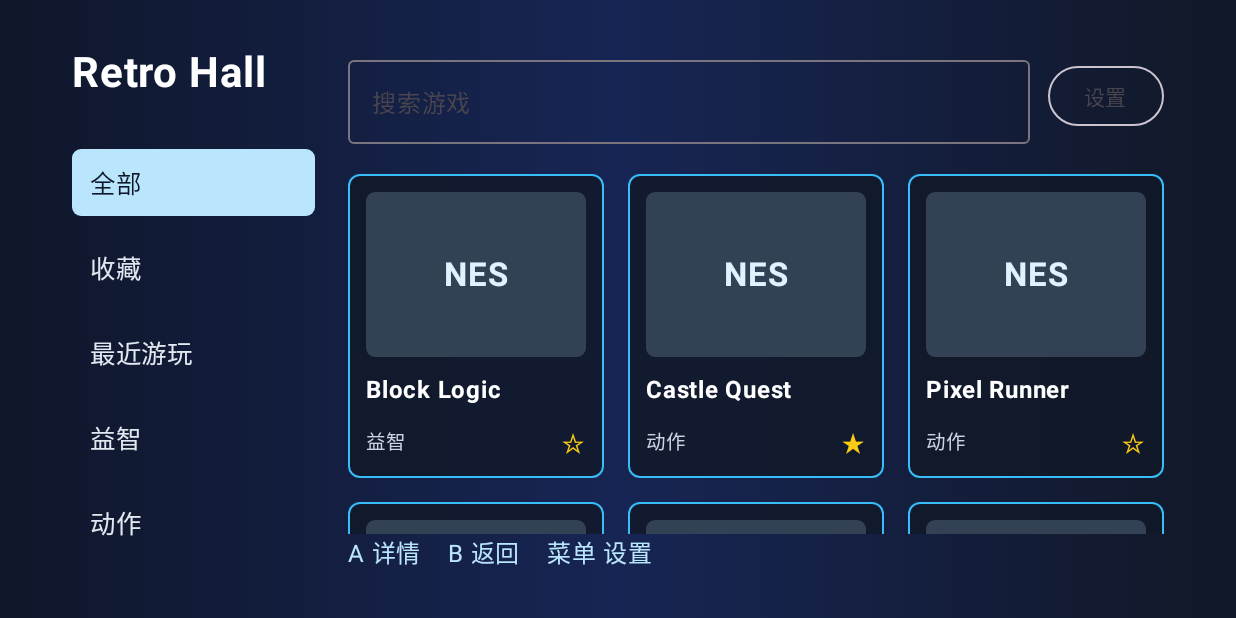
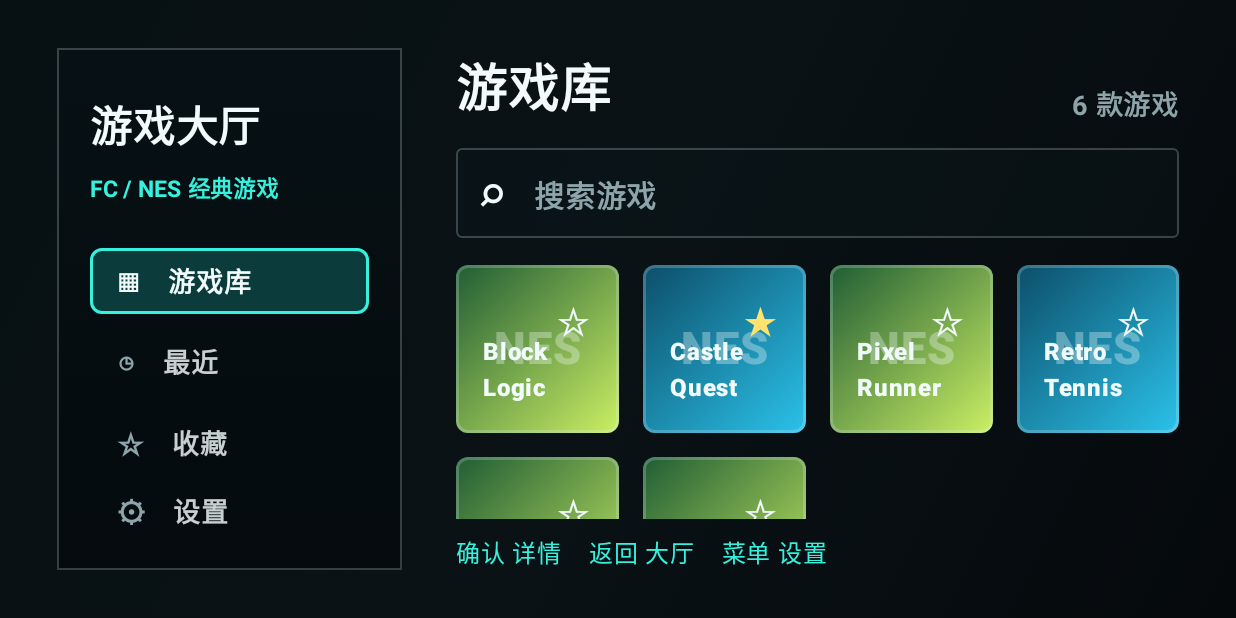
Before and after one commit to Richard2091/Android-Emulator, an Android app built with Jetpack Compose: the screen it shows after launch (MainActivity), on a phone screen of 824 x 412 dp (held sideways). Run offline under Robolectric (Android 15) with nearby library versions, the light colour scheme and no system bars; our stand-ins replace Room's generated code; pictures from the network do not load.

Commit message:
feat(ui): 调整游戏库搜索布局

```diff
--- a/app/src/main/java/com/richard/retrohall/ui/RetroHallApp.kt
+++ b/app/src/main/java/com/richard/retrohall/ui/RetroHallApp.kt
@@ -18,9 +18,11 @@ import androidx.compose.foundation.lazy.grid.LazyVerticalGrid
 import androidx.compose.foundation.lazy.grid.items
 import androidx.compose.foundation.shape.RoundedCornerShape
 import androidx.compose.material3.Button
+import androidx.compose.material3.ButtonDefaults
 import androidx.compose.material3.MaterialTheme
 import androidx.compose.material3.OutlinedButton
 import androidx.compose.material3.OutlinedTextField
+import androidx.compose.material3.OutlinedTextFieldDefaults
 import androidx.compose.material3.Slider
 import androidx.compose.material3.Surface
 import androidx.compose.material3.Switch
@@ -39,10 +41,10 @@ import androidx.compose.ui.graphics.Brush
 import androidx.compose.ui.graphics.Color
 import androidx.compose.ui.platform.LocalContext
 import androidx.compose.ui.text.font.FontWeight
+import androidx.compose.ui.text.style.TextOverflow
 import androidx.compose.ui.unit.dp
 import androidx.compose.ui.unit.sp
 import com.richard.retrohall.RetroHallDependencies
-import com.richard.retrohall.data.assets.FakeGameCatalog
 import com.richard.retrohall.data.game.GameRepository
 import com.richard.retrohall.data.game.RomDownloadManager
 import com.richard.retrohall.data.assets.PrivateAssetInitializer
@@ -54,6 +56,16 @@ import com.richard.retrohall.emulator.EmulatorSession
 import com.richard.retrohall.emulator.EmulatorSessionFactory
 import com.richard.retrohall.emulator.EmulatorState
 import kotlinx.coroutines.launch
+
+private val UiBg = Color(0xFF071013)
+private val UiPanel = Color(0xFF0B171B)
+private val UiPanelSoft = Color(0xFF101D22)
+private val UiText = Color(0xFFF2FBFC)
+private val UiMuted = Color(0xFF8DA5AA)
+private val UiCyan = Color(0xFF35F1DD)
+private val UiBlue = Color(0xFF1AAEF0)
+private val UiGold = Color(0xFFFFE36E)
+private val UiLine = Color(0x3ADAF1F4)
 
 private sealed interface AppRoute {
     data object Hall : AppRoute
@@ -175,75 +187,58 @@ private fun HallScreen(
     onOpenSettings: () -> Unit,
     onToggleFavorite: (LocalGame) -> Unit,
 ) {
-    val categories = listOf("全部", "收藏", "最近游玩") + games.map { it.category }.distinct()
-    var selectedCategory by remember { mutableStateOf("全部") }
+    val sections = listOf("游戏库", "最近", "收藏")
+    var selectedSection by remember { mutableStateOf("游戏库") }
     var query by remember { mutableStateOf("") }
     val filtered = games.filter { game ->
-        val categoryMatches = when (selectedCategory) {
-            "全部" -> true
+        val sectionMatches = when (selectedSection) {
             "收藏" -> game.favorite
-            "最近游玩" -> game.lastPlayedAt != null
-            else -> game.category == selectedCategory
+            "最近" -> game.lastPlayedAt != null
+            else -> true
         }
-        categoryMatches && game.title.contains(query, ignoreCase = true)
+        val queryMatches = query.isBlank() ||
+            game.title.contains(query, ignoreCase = true) ||
+            game.category.contains(query, ignoreCase = true) ||
+            game.platform.contains(query, ignoreCase = true)
+        sectionMatches && queryMatches
     }
 
     AppBackground {
         Row(modifier = Modifier.fillMaxSize()) {
+            HallSidebar(
+                selectedSection = selectedSection,
+                sections = sections,
+                onSelectSection = { selectedSection = it },
+                onOpenSettings = onOpenSettings,
+            )
+
             Column(
                 modifier = Modifier
-                    .width(184.dp)
                     .fillMaxSize()
-                    .padding(end = 22.dp),
-                verticalArrangement = Arrangement.spacedBy(12.dp)
+                    .padding(start = 36.dp),
             ) {
-                Text("Retro Hall", color = Color.White, fontSize = 28.sp, fontWeight = FontWeight.Bold)
-                Spacer(Modifier.height(10.dp))
-                categories.forEach { category ->
-                    val selected = category == selectedCategory
-                    Text(
-                        text = category,
-                        color = if (selected) Color(0xFF0F172A) else Color(0xFFE2E8F0),
-                        fontSize = 17.sp,
-                        modifier = Modifier
-                            .fillMaxWidth()
-                            .background(
-                                if (selected) Color(0xFFBAE6FD) else Color.Transparent,
-                                RoundedCornerShape(6.dp),
-                            )
-                            .clickable { selectedCategory = category }
-                            .padding(horizontal = 12.dp, vertical = 10.dp),
-                    )
-                }
-            }
-
-            Column(modifier = Modifier.fillMaxSize()) {
                 Row(
                     modifier = Modifier.fillMaxWidth(),
                     horizontalArrangement = Arrangement.SpaceBetween,
-                    verticalAlignment = Alignment.CenterVertically
+                    verticalAlignment = Alignment.Bottom,
                 ) {
-                    OutlinedTextField(
-                        value = query,
-                        onValueChange = { query = it },
-                        singleLine = true,
-                        label = { Text("搜索游戏") },
-                        modifier = Modifier.weight(1f).padding(end = 12.dp),
-                    )
-                    OutlinedButton(onClick = onOpenSettings) {
-                        Text("设置")
-                    }
+                    Text(selectedSection, color = UiText, fontSize = 34.sp, fontWeight = FontWeight.Black)
+                    Text("${filtered.size} 款游戏", color = UiMuted, fontSize = 18.sp, fontWeight = FontWeight.Bold)
                 }
 
-                Spacer(Modifier.height(20.dp))
+                Spacer(Modifier.height(16.dp))
+
+                SearchBox(query = query, onQueryChange = { query = it })
+
+                Spacer(Modifier.height(18.dp))
 
                 if (filtered.isEmpty()) {
                     Box(modifier = Modifier.weight(1f).fillMaxWidth(), contentAlignment = Alignment.Center) {
-                        Text("没有游戏", color = Color(0xFFCBD5E1), fontSize = 20.sp)
+                        Text("没有游戏", color = UiMuted, fontSize = 28.sp, fontWeight = FontWeight.Bold)
                     }
                 } else {
                     LazyVerticalGrid(
-                        columns = GridCells.Adaptive(150.dp),
+                        columns = GridCells.Fixed(4),
                         modifier = Modifier.weight(1f),
                         horizontalArrangement = Arrangement.spacedBy(16.dp),
                         verticalArrangement = Arrangement.spacedBy(16.dp),
@@ -258,41 +253,145 @@ private fun HallScreen(
                     }
                 }
 
-                Text("A 详情    B 返回    菜单 设置", color = Color(0xFFBAE6FD), fontSize = 16.sp)
+                Spacer(Modifier.height(10.dp))
+                Text("确认 详情    返回 大厅    菜单 设置", color = UiCyan, fontSize = 16.sp)
             }
         }
     }
 }
 
 @Composable
-private fun GameTile(game: LocalGame, onClick: () -> Unit, onToggleFavorite: () -> Unit) {
+private fun HallSidebar(
+    selectedSection: String,
+    sections: List<String>,
+    onSelectSection: (String) -> Unit,
+    onOpenSettings: () -> Unit,
+) {
     Column(
         modifier = Modifier
-            .border(1.dp, Color(0xFF38BDF8), RoundedCornerShape(8.dp))
-            .background(Color(0xCC111827), RoundedCornerShape(8.dp))
-            .clickable(onClick = onClick)
-            .padding(12.dp),
-        verticalArrangement = Arrangement.spacedBy(10.dp)
+            .width(230.dp)
+            .fillMaxSize()
+            .border(1.dp, UiLine, RoundedCornerShape(0.dp))
+            .background(
+                Brush.verticalGradient(
+                    listOf(Color(0xF2071115), Color(0xFA040A0D)),
+                ),
+            )
+            .padding(horizontal = 22.dp, vertical = 30.dp),
+        verticalArrangement = Arrangement.spacedBy(10.dp),
     ) {
-        Box(
-            modifier = Modifier
-                .fillMaxWidth()
-                .height(110.dp)
-                .background(Color(0xFF334155), RoundedCornerShape(6.dp)),
-            contentAlignment = Alignment.Center,
-        ) {
-            Text(game.platform, color = Color(0xFFE0F2FE), fontSize = 22.sp, fontWeight = FontWeight.Bold)
-        }
-        Text(game.title, color = Color.White, fontSize = 16.sp, fontWeight = FontWeight.Bold)
-        Row(horizontalArrangement = Arrangement.SpaceBetween, modifier = Modifier.fillMaxWidth()) {
-            Text(game.category, color = Color(0xFFCBD5E1), fontSize = 13.sp)
-            Text(
-                text = if (game.favorite) "★" else "☆",
-                color = Color(0xFFFACC15),
-                fontSize = 18.sp,
-                modifier = Modifier.clickable(onClick = onToggleFavorite),
+        Text("游戏大厅", color = UiText, fontSize = 28.sp, fontWeight = FontWeight.Black)
+        Text("FC / NES 经典游戏", color = UiCyan, fontSize = 15.sp, fontWeight = FontWeight.Bold)
+        Spacer(Modifier.height(8.dp))
+        sections.forEach { section ->
+            SidebarItem(
+                icon = when (section) {
+                    "最近" -> "◷"
+                    "收藏" -> "☆"
+                    else -> "▦"
+                },
+                label = section,
+                selected = selectedSection == section,
+                onClick = { onSelectSection(section) },
             )
         }
+        SidebarItem(icon = "⚙", label = "设置", selected = false, onClick = onOpenSettings)
+    }
+}
+
+@Composable
+private fun SidebarItem(icon: String, label: String, selected: Boolean, onClick: () -> Unit) {
+    Row(
+        modifier = Modifier
+            .fillMaxWidth()
+            .height(44.dp)
+            .background(
+                if (selected) Color(0x3323F1DD) else Color.Transparent,
+                RoundedCornerShape(8.dp),
+            )
+            .border(
+                if (selected) 2.dp else 1.dp,
+                if (selected) UiCyan else Color.Transparent,
+                RoundedCornerShape(8.dp),
+            )
+            .clickable(onClick = onClick)
+            .padding(horizontal = 18.dp),
+        verticalAlignment = Alignment.CenterVertically,
+        horizontalArrangement = Arrangement.spacedBy(18.dp),
+    ) {
+        Text(icon, color = if (selected) UiText else UiMuted, fontSize = 20.sp, fontWeight = FontWeight.Black)
+        Text(label, color = if (selected) UiText else Color(0xD1F2FBFC), fontSize = 18.sp, fontWeight = FontWeight.Black)
+    }
+}
+
+@Composable
+private fun SearchBox(query: String, onQueryChange: (String) -> Unit) {
+    OutlinedTextField(
+        value = query,
+        onValueChange = onQueryChange,
+        singleLine = true,
+        leadingIcon = { Text("⌕", color = UiText, fontSize = 26.sp, fontWeight = FontWeight.Bold) },
+        placeholder = { Text("搜索游戏", color = UiMuted, fontSize = 20.sp, fontWeight = FontWeight.Bold) },
+        colors = OutlinedTextFieldDefaults.colors(
+            focusedTextColor = UiText,
+            unfocusedTextColor = UiText,
+            cursorColor = UiCyan,
+            focusedBorderColor = UiCyan,
+            unfocusedBorderColor = UiLine,
+            focusedContainerColor = Color(0x660B171B),
+            unfocusedContainerColor = Color(0x660B171B),
+        ),
+        modifier = Modifier
+            .fillMaxWidth()
+            .height(60.dp),
+    )
+}
+
+@Composable
+private fun GameTile(game: LocalGame, onClick: () -> Unit, onToggleFavorite: () -> Unit) {
+    val palette = remember(game.id) {
+        val colors = listOf(
+            Color(0xFF253D7A) to Color(0xFFE16A45),
+            Color(0xFF105B55) to Color(0xFF26D1B8),
+            Color(0xFF6A376A) to Color(0xFFE4A052),
+            Color(0xFF0D315E) to Color(0xFF5A8EE6),
+            Color(0xFF215D62) to Color(0xFFF0C844),
+            Color(0xFF205D35) to Color(0xFFCBEF63),
+            Color(0xFF0C4E69) to Color(0xFF2BC2EA),
+            Color(0xFF5F2D67) to Color(0xFFD86282),
+        )
+        colors[(game.id.hashCode() and Int.MAX_VALUE) % colors.size]
+    }
+    Box(
+        modifier = Modifier
+            .height(112.dp)
+            .border(2.dp, UiLine, RoundedCornerShape(8.dp))
+            .background(Brush.linearGradient(listOf(palette.first, palette.second)), RoundedCornerShape(8.dp))
+            .clickable(onClick = onClick)
+            .padding(18.dp),
+    ) {
+        Text(
+            game.platform,
+            color = Color(0x55F2FBFC),
+            fontSize = 30.sp,
+            fontWeight = FontWeight.Black,
+            modifier = Modifier.align(Alignment.Center),
+        )
+        Text(
+            text = if (game.favorite) "★" else "☆",
+            color = if (game.favorite) UiGold else UiText,
+            fontSize = 26.sp,
+            modifier = Modifier.align(Alignment.TopEnd).clickable(onClick = onToggleFavorite),
+        )
+        Text(
+            game.title,
+            color = UiText,
+            fontSize = 16.sp,
+            fontWeight = FontWeight.Black,
+            maxLines = 2,
+            overflow = TextOverflow.Ellipsis,
+            modifier = Modifier.align(Alignment.BottomStart),
+        )
     }
 }
 
@@ -306,34 +405,41 @@ private fun DetailScreen(
 ) {
     AppBackground {
         Column(modifier = Modifier.fillMaxSize(), verticalArrangement = Arrangement.SpaceBetween) {
-            Row(horizontalArrangement = Arrangement.spacedBy(28.dp)) {
+            Row(horizontalArrangement = Arrangement.spacedBy(42.dp)) {
                 Box(
                     modifier = Modifier
-                        .width(260.dp)
-                        .height(320.dp)
-                        .background(Color(0xFF334155), RoundedCornerShape(8.dp)),
+                        .width(360.dp)
+                        .height(420.dp)
+                        .border(3.dp, UiCyan, RoundedCornerShape(8.dp))
+                        .background(UiPanelSoft, RoundedCornerShape(8.dp)),
                     contentAlignment = Alignment.Center,
                 ) {
-                    Text(game.platform, color = Color.White, fontSize = 34.sp, fontWeight = FontWeight.Bold)
+                    Text(game.platform, color = UiText, fontSize = 56.sp, fontWeight = FontWeight.Black)
                 }
-                Column(verticalArrangement = Arrangement.spacedBy(14.dp)) {
-                    Text(game.title, color = Color.White, fontSize = 40.sp, fontWeight = FontWeight.Bold)
-                    Text("平台：${game.platform}", color = Color(0xFFCBD5E1), fontSize = 18.sp)
-                    Text("分类：${game.category}", color = Color(0xFFCBD5E1), fontSize = 18.sp)
-                    Text("收藏：${if (game.favorite) "是" else "否"}", color = Color(0xFFCBD5E1), fontSize = 18.sp)
-                    Text("最近游玩：${game.lastPlayedAt?.toString() ?: "暂无"}", color = Color(0xFFCBD5E1), fontSize = 18.sp)
-                    Text("累计游玩：${game.totalPlayTimeMillis / 60000} 分钟", color = Color(0xFFCBD5E1), fontSize = 18.sp)
+                Column(verticalArrangement = Arrangement.spacedBy(18.dp)) {
+                    Text(game.title, color = UiText, fontSize = 52.sp, fontWeight = FontWeight.Black)
+                    Text("平台：${game.platform}", color = Color(0xD9F2FBFC), fontSize = 24.sp, fontWeight = FontWeight.Bold)
+                    Text("分类：${game.category}", color = Color(0xD9F2FBFC), fontSize = 24.sp, fontWeight = FontWeight.Bold)
+                    Text("收藏：${if (game.favorite) "是" else "否"}", color = Color(0xD9F2FBFC), fontSize = 24.sp, fontWeight = FontWeight.Bold)
+                    Text("最近游玩：${game.lastPlayedAt?.toString() ?: "暂无"}", color = Color(0xD9F2FBFC), fontSize = 24.sp, fontWeight = FontWeight.Bold)
+                    Text("累计游玩：${game.totalPlayTimeMillis / 60000} 分钟", color = Color(0xD9F2FBFC), fontSize = 24.sp, fontWeight = FontWeight.Bold)
                     if (message != null) {
-                        Text(message, color = Color(0xFFBAE6FD), fontSize = 16.sp)
+                        Text(message, color = UiCyan, fontSize = 20.sp, fontWeight = FontWeight.Bold)
                     }
-                    Row(horizontalArrangement = Arrangement.spacedBy(12.dp)) {
-                        Button(onClick = onStart) { Text("开始游戏") }
-                        OutlinedButton(onClick = onToggleFavorite) { Text(if (game.favorite) "取消收藏" else "收藏") }
-                        OutlinedButton(onClick = onBack) { Text("返回") }
+                    Row(horizontalArrangement = Arrangement.spacedBy(18.dp)) {
+                        Button(
+                            onClick = onStart,
+                            colors = ButtonDefaults.buttonColors(containerColor = UiCyan, contentColor = UiBg),
+                            shape = RoundedCornerShape(8.dp),
+                        ) { Text("开始游戏", fontWeight = FontWeight.Black) }
+                        OutlinedButton(onClick = onToggleFavorite, shape = RoundedCornerShape(8.dp)) {
+                            Text(if (game.favorite) "取消收藏" else "收藏")
+                        }
+                        OutlinedButton(onClick = onBack, shape = RoundedCornerShape(8.dp)) { Text("返回") }
                     }
                 }
             }
-            Text("A 开始    B 返回    菜单 设置", color = Color(0xFFBAE6FD), fontSize = 16.sp)
+            Text("确认 开始    返回 大厅    菜单 设置", color = UiCyan, fontSize = 16.sp)
         }
     }
 }
@@ -356,21 +462,21 @@ private fun GameScreen(
                 modifier = Modifier
                     .fillMaxWidth()
                     .weight(1f)
-                    .border(1.dp, Color(0xFF38BDF8), RoundedCornerShape(8.dp))
+                    .border(2.dp, UiCyan, RoundedCornerShape(8.dp))
                     .background(Color.Black, RoundedCornerShape(8.dp)),
                 contentAlignment = Alignment.Center,
             ) {
                 Column(horizontalAlignment = Alignment.CenterHorizontally, verticalArrangement = Arrangement.spacedBy(10.dp)) {
-                    Text(game.title, color = Color.White, fontSize = 30.sp, fontWeight = FontWeight.Bold)
-                    Text("模拟器状态：${session.state}", color = Color(0xFFBAE6FD), fontSize = 18.sp)
-                    Text("画面比例：${settings.aspectRatio}", color = Color(0xFFCBD5E1), fontSize = 16.sp)
-                    Text("虚拟按键：${if (settings.virtualPadVisible) "显示" else "隐藏"}", color = Color(0xFFCBD5E1), fontSize = 16.sp)
-                    Text(message, color = Color(0xFFCBD5E1), fontSize = 16.sp)
+                    Text(game.title, color = UiText, fontSize = 40.sp, fontWeight = FontWeight.Black)
+                    Text("模拟器状态：${session.state}", color = UiCyan, fontSize = 24.sp, fontWeight = FontWeight.Bold)
+                    Text("画面比例：${aspectRatioLabel(settings.aspectRatio)}", color = Color(0xD9F2FBFC), fontSize = 20.sp)
+                    Text("虚拟按键：${if (settings.virtualPadVisible) "显示" else "隐藏"}", color = Color(0xD9F2FBFC), fontSize = 20.sp)
+                    Text(message, color = Color(0xD9F2FBFC), fontSize = 20.sp)
                 }
 
                 if (settings.virtualPadVisible) {
                     Text(
-                        text = "方向键    Select    Start    B    A",
+                        text = "方向键    选择    开始    乙    甲",
                         color = Color.White.copy(alpha = settings.virtualPadOpacity),
                         fontSize = (16.sp.value * settings.virtualPadScale).sp,
                         modifier = Modifier.align(Alignment.BottomCenter).padding(bottom = 20.dp),
@@ -413,13 +519,13 @@ private fun GameScreen(
                 horizontalArrangement = Arrangement.SpaceBetween,
                 verticalAlignment = Alignment.CenterVertically,
             ) {
-                Text("菜单 暂停    B 返回大厅", color = Color(0xFFBAE6FD), fontSize = 16.sp)
+                Text("菜单 暂停    返回 大厅", color = UiCyan, fontSize = 16.sp)
                 Row(horizontalArrangement = Arrangement.spacedBy(12.dp)) {
                     OutlinedButton(onClick = {
                         session.pause()
                         pauseVisible = true
-                    }) { Text("暂停菜单") }
-                    OutlinedButton(onClick = onExit) { Text("退出到大厅") }
+                    }, shape = RoundedCornerShape(8.dp)) { Text("暂停菜单") }
+                    OutlinedButton(onClick = onExit, shape = RoundedCornerShape(8.dp)) { Text("退出到大厅") }
                 }
             }
         }
@@ -438,13 +544,13 @@ private fun PauseMenu(
     Box(
         modifier = Modifier
             .width(320.dp)
-            .background(Color(0xEE0F172A), RoundedCornerShape(8.dp))
-            .border(1.dp, Color(0xFF38BDF8), RoundedCornerShape(8.dp))
+            .background(Color(0xF20B171B), RoundedCornerShape(8.dp))
+            .border(2.dp, UiCyan, RoundedCornerShape(8.dp))
             .padding(18.dp),
         contentAlignment = Alignment.Center,
     ) {
         Column(verticalArrangement = Arrangement.spacedBy(10.dp), horizontalAlignment = Alignment.CenterHorizontally) {
-            Text("暂停", color = Color.White, fontSize = 26.sp, fontWeight = FontWeight.Bold)
+            Text("暂停", color = UiText, fontSize = 26.sp, fontWeight = FontWeight.Black)
             Button(onClick = onResume) { Text("继续游戏") }
             OutlinedButton(onClick = onSave) { Text("保存即时存档") }
             OutlinedButton(onClick = onLoad) { Text("读取即时存档") }
@@ -464,7 +570,7 @@ private fun SettingsScreen(
     AppBackground {
         Column(modifier = Modifier.fillMaxSize(), verticalArrangement = Arrangement.SpaceBetween) {
             Column(verticalArrangement = Arrangement.spacedBy(16.dp)) {
-                Text("设置", color = Color.White, fontSize = 38.sp, fontWeight = FontWeight.Bold)
+                Text("设置", color = UiText, fontSize = 42.sp, fontWeight = FontWeight.Black)
                 SettingRow("滤镜", settings.filterEnabled) {
                     onUpdateSettings(settings.copy(filterEnabled = it))
                 }
@@ -477,11 +583,11 @@ private fun SettingsScreen(
                 SettingRow("连接手柄隐藏虚拟按键", settings.hideVirtualPadWhenGamepadConnected) {
                     onUpdateSettings(settings.copy(hideVirtualPadWhenGamepadConnected = it))
                 }
-                Text("音量：${(settings.volume * 100).toInt()}%", color = Color(0xFFCBD5E1), fontSize = 18.sp)
+                Text("音量：${(settings.volume * 100).toInt()}%", color = Color(0xD9F2FBFC), fontSize = 20.sp)
                 Slider(value = settings.volume, onValueChange = { onUpdateSettings(settings.copy(volume = it)) })
-                Text("虚拟按键透明度：${(settings.virtualPadOpacity * 100).toInt()}%", color = Color(0xFFCBD5E1), fontSize = 18.sp)
+                Text("虚拟按键透明度：${(settings.virtualPadOpacity * 100).toInt()}%", color = Color(0xD9F2FBFC), fontSize = 20.sp)
                 Slider(value = settings.virtualPadOpacity, onValueChange = { onUpdateSettings(settings.copy(virtualPadOpacity = it)) })
-                Text("虚拟按键大小：${"%.1f".format(settings.virtualPadScale)}x", color = Color(0xFFCBD5E1), fontSize = 18.sp)
+                Text("虚拟按键大小：${"%.1f".format(settings.virtualPadScale)} 倍", color = Color(0xD9F2FBFC), fontSize = 20.sp)
                 Slider(
                     value = settings.virtualPadScale,
                     valueRange = 0.5f..2f,
@@ -489,14 +595,14 @@ private fun SettingsScreen(
                 )
                 Row(horizontalArrangement = Arrangement.spacedBy(10.dp)) {
                     AspectRatio.entries.forEach { ratio ->
-                        OutlinedButton(onClick = { onUpdateSettings(settings.copy(aspectRatio = ratio)) }) {
-                            Text(if (settings.aspectRatio == ratio) "✓ $ratio" else ratio.name)
+                        OutlinedButton(onClick = { onUpdateSettings(settings.copy(aspectRatio = ratio)) }, shape = RoundedCornerShape(8.dp)) {
+                            Text(if (settings.aspectRatio == ratio) "已选 ${aspectRatioLabel(ratio)}" else aspectRatioLabel(ratio))
                         }
                     }
                 }
             }
             Row(horizontalArrangement = Arrangement.spacedBy(12.dp)) {
-                OutlinedButton(onClick = onBack) { Text("返回大厅") }
+                OutlinedButton(onClick = onBack, shape = RoundedCornerShape(8.dp)) { Text("返回大厅") }
             }
         }
     }
@@ -509,9 +615,15 @@ private fun SettingRow(label: String, checked: Boolean, onCheckedChange: (Boolea
         horizontalArrangement = Arrangement.SpaceBetween,
         verticalAlignment = Alignment.CenterVertically,
     ) {
-        Text(label, color = Color(0xFFCBD5E1), fontSize = 18.sp)
+        Text(label, color = Color(0xD9F2FBFC), fontSize = 20.sp, fontWeight = FontWeight.Bold)
         Switch(checked = checked, onCheckedChange = onCheckedChange)
     }
+}
+
+private fun aspectRatioLabel(ratio: AspectRatio): String = when (ratio) {
+    AspectRatio.Original -> "原始"
+    AspectRatio.FourThree -> "四比三"
+    AspectRatio.Fullscreen -> "铺满"
 }
 
 @Composable
@@ -520,11 +632,11 @@ private fun AppBackground(content: @Composable () -> Unit) {
         modifier = Modifier
             .fillMaxSize()
             .background(
-                Brush.horizontalGradient(
-                    colors = listOf(Color(0xFF0F172A), Color(0xFF172554), Color(0xFF111827))
+                Brush.linearGradient(
+                    colors = listOf(UiBg, Color(0xFF0A1216), Color(0xFF05090C))
                 )
             )
-            .padding(horizontal = 48.dp, vertical = 32.dp)
+            .padding(horizontal = 38.dp, vertical = 32.dp)
     ) {
         content()
     }
```
Also changed, not shown: 5 other files.
